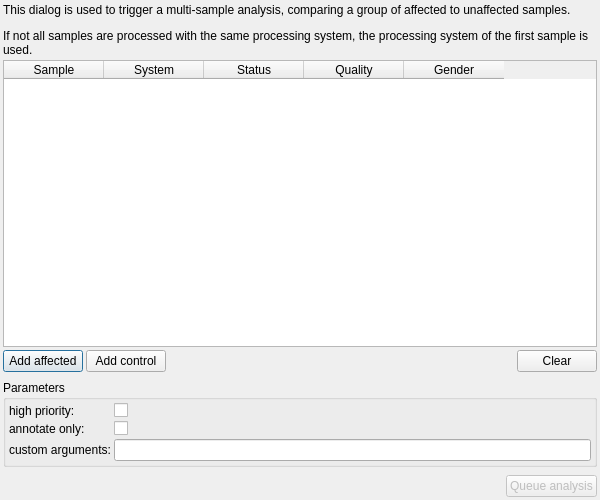
imgag/ngs-bits, file src/GSvar/MultiSampleDialog.ui: the form before one commit.
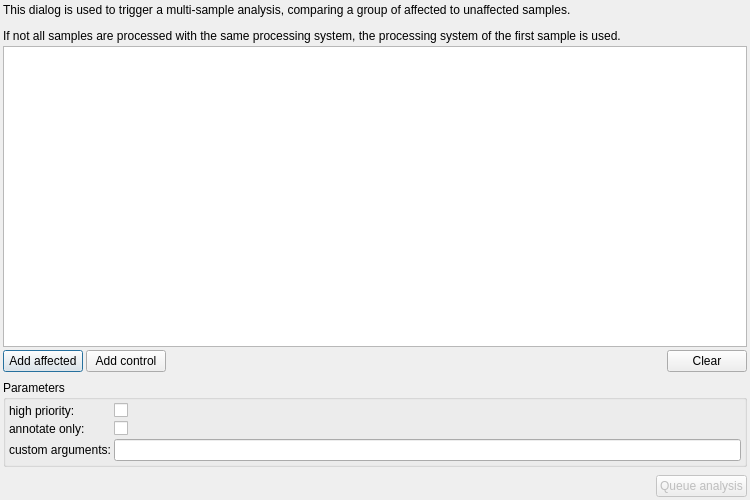
The form after the commit. Icons and pictures are not drawn.

Commit message: GSvar: analysis dialogs now show disease group/status

What changed in the file:
```diff
--- a/src/GSvar/MultiSampleDialog.ui
+++ b/src/GSvar/MultiSampleDialog.ui
@@ -6,13 +6,13 @@
    <rect>
     <x>0</x>
     <y>0</y>
-    <width>600</width>
+    <width>750</width>
     <height>500</height>
    </rect>
   </property>
   <property name="minimumSize">
    <size>
-    <width>600</width>
+    <width>750</width>
     <height>500</height>
    </size>
   </property>
@@ -50,31 +50,6 @@
      <property name="editTriggers">
       <set>QAbstractItemView::NoEditTriggers</set>
      </property>
-     <column>
-      <property name="text">
-       <string>Sample</string>
-      </property>
-     </column>
-     <column>
-      <property name="text">
-       <string>System</string>
-      </property>
-     </column>
-     <column>
-      <property name="text">
-       <string>Status</string>
-      </property>
-     </column>
-     <column>
-      <property name="text">
-       <string>Quality</string>
-      </property>
-     </column>
-     <column>
-      <property name="text">
-       <string>Gender</string>
-      </property>
-     </column>
     </widget>
    </item>
    <item>
```
The commit also changes 9 other files.
